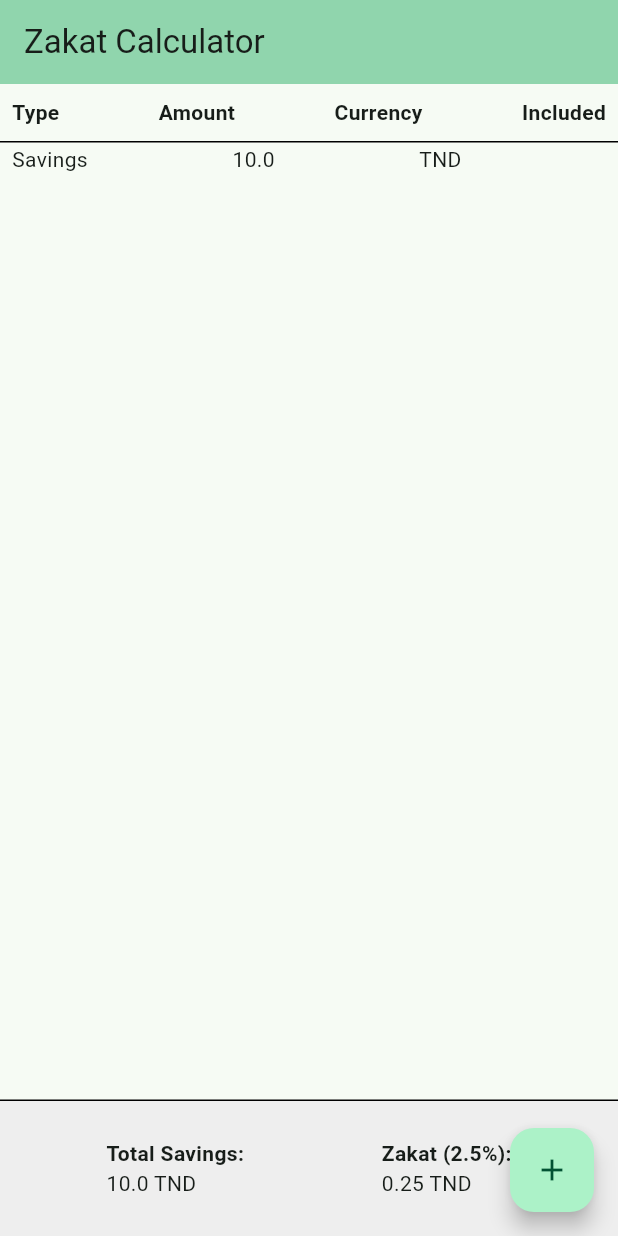
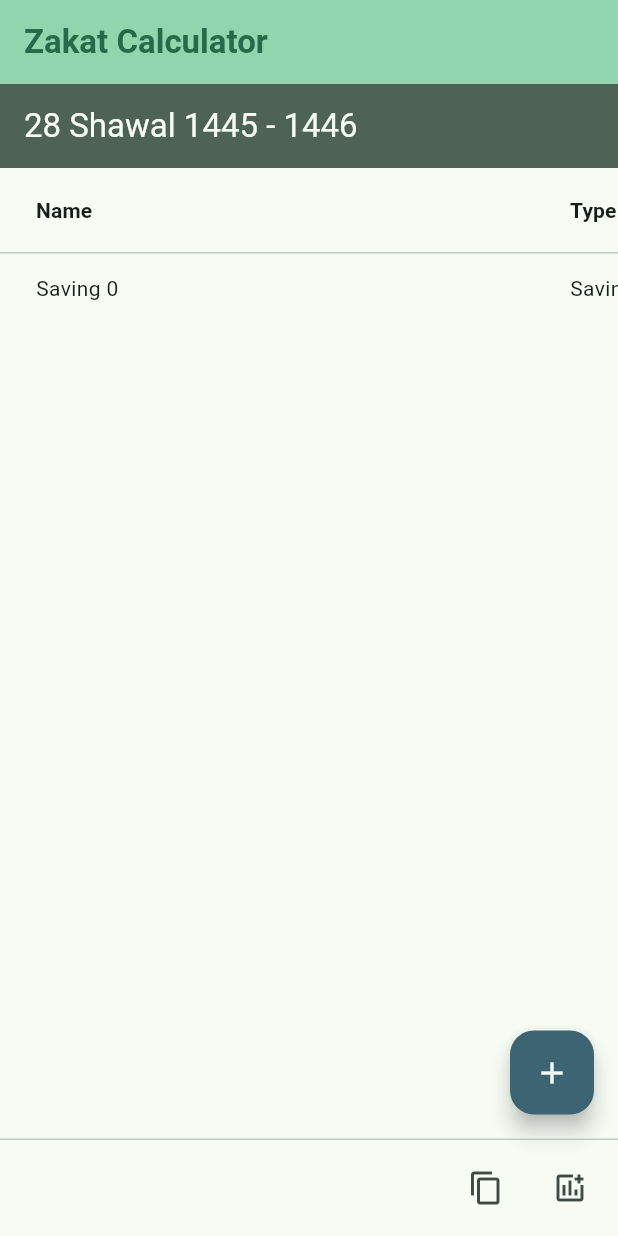
Before and after one commit to Dev-Now/zakaty, a Flutter app: the screen it shows after launch, after a tap on the "add" icon, on a phone screen of 412 x 824 dp. Run offline on Flutter 3.47's test engine with Material 3 defaults, Android fonts, the phone set to English and light mode, and no system bars.

Commit message:
[wip] test calculation sheet layout as data table

```diff
--- a/lib/app.dart
+++ b/lib/app.dart
@@ -11,7 +11,7 @@ class App extends StatelessWidget {
       theme: ThemeData(
         colorScheme: ColorScheme.fromSeed(seedColor: Colors.greenAccent),
       ),
-      home: const HomePage(title: 'Zakat Calculator'),
+      home: const HomePage(),
     );
   }
 }
--- a/lib/models/amount.dart
+++ b/lib/models/amount.dart
@@ -1,15 +1,27 @@
 enum AmountType { saving, advancedZakatPortion }
 
 class Amount {
+  final String name;
   final AmountType type;
   final double value;
   final bool includedInSavings;
   final String currency;
 
   Amount({
-    required this.value,
+    required this.name,
+    this.value = 0,
     this.type = AmountType.saving,
     this.includedInSavings = true,
     this.currency = 'TND',
   });
+
+  String getFullTypeName() {
+    return type == AmountType.saving
+      ? "Savings"
+      : "Advanced Zakat";
+  }
+
+  bool isSaving() {
+    return type == AmountType.saving || includedInSavings;
+  }
 }
--- a/lib/presentation/screens/home_page.dart
+++ b/lib/presentation/screens/home_page.dart
@@ -1,130 +1,50 @@
 import 'package:flutter/material.dart';
-import '../../models/amount.dart';
-import '../widgets/amount_widget.dart';
+import 'package:zakaty/presentation/widgets/calculation_sheet.dart';
 
 class HomePage extends StatefulWidget {
-  final String title;
-  const HomePage({super.key, required this.title});
+  const HomePage({super.key});
 
   @override
   State<HomePage> createState() => _HomePageState();
 }
 
 class _HomePageState extends State<HomePage> {
-  final List<Amount> _amounts = [];
-
-  double _zakat = 0;
-  double _totalSavings = 0;
-
-  void _calculateZakat() {
-    _totalSavings = 0;
-    for (var amount in _amounts) {
-      if (amount.type == AmountType.saving || amount.includedInSavings) {
-        _totalSavings += amount.value;
-      }
-    }
-    _zakat = _totalSavings / 40;
+  void _addNewCalculationSheet() {
+    // !!!TODO...
   }
 
-  void _addAmount() {
-    setState(() {
-      _amounts.add(Amount(value: 10));
-      _calculateZakat();
-    });
-  }
-
-  void _updateAmount(int index, bool isIncluded) {
-    setState(() {
-      _amounts[index] = Amount(
-        value: _amounts[index].value,
-        type: _amounts[index].type,
-        includedInSavings: isIncluded,
-        currency: _amounts[index].currency,
-      );
-      _calculateZakat();
-    });
+  void _copyCalculationSheet() {
+    // !!!TODO...
   }
 
   @override
   Widget build(BuildContext context) {
+    var theme = Theme.of(context);
+
     return Scaffold(
       appBar: AppBar(
-        backgroundColor: Theme.of(context).colorScheme.inversePrimary,
-        title: Text(widget.title),
+        backgroundColor: theme.colorScheme.inversePrimary,
+        foregroundColor: theme.colorScheme.primary,
+        title: Text(
+          'Zakat Calculator',
+          style: TextStyle(fontWeight: FontWeight.bold)
+          ),
       ),
-      body: Column(
-        mainAxisAlignment: MainAxisAlignment.center,
-        children: [
-          // table headers
-          Container(
-            padding: const EdgeInsets.symmetric(horizontal: 8.0, vertical: 8.0),
-            decoration: const BoxDecoration(
-              border: Border(bottom: BorderSide(color: Colors.black, width: 1)),
-            ),
-            child: Padding(
-              padding: const EdgeInsets.symmetric(vertical: 1.0),
-              child: Row(
-                mainAxisAlignment: MainAxisAlignment.spaceBetween,
-                children: const [
-                  Text("Type", style: TextStyle(fontWeight: FontWeight.bold)),
-                  Text("Amount", style: TextStyle(fontWeight: FontWeight.bold)),
-                  Text("Currency", style: TextStyle(fontWeight: FontWeight.bold)),
-                  Text("Included", style: TextStyle(fontWeight: FontWeight.bold)),
-                ],
-              ),
-            ),
-          ),
 
-          // scrollable list of amounts
-          Expanded(
-            child: Padding(
-              padding: const EdgeInsets.symmetric(horizontal: 8.0),
-              child: ListView.builder(
-                itemCount: _amounts.length,
-                itemBuilder: (context, index) {
-                  return AmountWidget(
-                        amount: _amounts[index],
-                        onToggleIncludedInSavings: (isIncluded) => _updateAmount(index, isIncluded),
-                    );
-                },
-              ),
-            ),
-          ),
+      body: CalculationSheet(title: '28 Shawal 1445 - 1446'),
 
-          // Fixed footer
-          Container(
-            padding: const EdgeInsets.all(25.0),
-            decoration: BoxDecoration(
-              color: Colors.grey[200],
-              border: const Border(top: BorderSide(color: Colors.black, width: 1)),
-            ),
-            child: Row(
-              mainAxisAlignment: MainAxisAlignment.spaceAround,
-              children: [
-                Column(
-                  crossAxisAlignment: CrossAxisAlignment.start,
-                  children: [
-                    const Text("Total Savings:", style: TextStyle(fontWeight: FontWeight.bold)),
-                    Text("$_totalSavings TND"),
-                  ],
-                ),
-                Column(
-                  crossAxisAlignment: CrossAxisAlignment.start,
-                  children: [
-                    const Text("Zakat (2.5%):", style: TextStyle(fontWeight: FontWeight.bold)),
-                    Text("$_zakat TND"),
-                  ],
-                ),
-              ],
-            ),
-          ),
-        ],
-      ),
-      floatingActionButton: FloatingActionButton(
-        onPressed: _addAmount,
-        tooltip: 'Add new amount',
-        child: const Icon(Icons.add),
-      ),
+      persistentFooterButtons: [
+        IconButton(
+          onPressed: _copyCalculationSheet,
+          tooltip: 'Copy current calculation sheet',
+          icon: const Icon(Icons.copy_outlined),
+        ),
+        IconButton(
+          onPressed: _addNewCalculationSheet,
+          tooltip: 'Add new calculation sheet',
+          icon: const Icon(Icons.add_chart_outlined),
+        ),
+      ],
     );
   }
 }
--- a/lib/presentation/widgets/amount_widget.dart
+++ b/lib/presentation/widgets/amount_widget.dart
@@ -38,7 +38,7 @@ class _AmountWidgetState extends State<AmountWidget> {
       child: Row(
         mainAxisAlignment: MainAxisAlignment.spaceBetween,
         children: [
-          Text(widget.amount.type == AmountType.saving ? "Savings" : "Advanced Zakat"),
+          Text(widget.amount.getFullTypeName()),
           Text("${widget.amount.value}"),
           Text(widget.amount.currency),
           Visibility(
--- /dev/null
+++ b/lib/presentation/widgets/calculation_sheet.dart
@@ -0,0 +1,176 @@
+import 'package:flutter/material.dart';
+import '../../models/amount.dart';
+
+class CalculationSheet extends StatefulWidget {
+  final String title;
+  const CalculationSheet({super.key, required this.title});
+
+  @override
+  State<CalculationSheet> createState() => _CalculationSheetState();
+}
+
+class _CalculationSheetState extends State<CalculationSheet> {
+  final List<Amount> _amounts = [];
+
+  double _zakat = 0;
+  double _totalSavings = 0;
+
+  void _calculateZakat() {
+    _totalSavings = 0;
+    for (var amount in _amounts) {
+      if (amount.isSaving()) {
+        _totalSavings += amount.value;
+      }
+    }
+    _zakat = _totalSavings / 40;
+  }
+
+  void _addAmount() {
+    setState(() {
+      _amounts.add(Amount(name: 'Saving ${_amounts.length}'));
+      _calculateZakat();
+    });
+  }
+
+  void _updateAmount(int index, bool isIncluded) {
+    setState(() {
+      _amounts[index] = Amount(
+        name: _amounts[index].name,
+        value: _amounts[index].value,
+        type: _amounts[index].type,
+        includedInSavings: isIncluded,
+        currency: _amounts[index].currency,
+      );
+      _calculateZakat();
+    });
+  }
+
+  void _showAmountEditDialog() {
+    // !!!TODO...
+  }
+
+  @override
+  Widget build(BuildContext context) {
+    var theme = Theme.of(context);
+
+    var defaultColWidth = 300.0;
+    var typeColWidth = 100.0;
+    var currencyColWidth = 60.0;
+    var includedColWidth = 60.0;
+    var editColWidth = 50.0;
+
+    return Scaffold(
+      appBar: AppBar(
+        backgroundColor: theme.colorScheme.secondary,
+        foregroundColor: theme.colorScheme.surfaceBright,
+        title: Text(widget.title),
+      ),
+
+      body: Column(
+        children: [
+          // scrollable list of amounts
+          Expanded(
+            child: SingleChildScrollView(
+              child: Center(
+                child: DataTable(
+                  columns: [
+                    DataColumn(
+                      label: SizedBox(
+                        width: defaultColWidth,
+                        child: Text("Name", style: TextStyle(fontWeight: FontWeight.bold))
+                      )
+                    ),
+                    DataColumn(
+                      label: SizedBox(
+                        width: typeColWidth,
+                        child: Text("Type", style: TextStyle(fontWeight: FontWeight.bold))
+                      )
+                    ),
+                    DataColumn(
+                      label: SizedBox(
+                        width: defaultColWidth,
+                        child: Text("Amount", style: TextStyle(fontWeight: FontWeight.bold))
+                      )
+                    ),
+                    DataColumn(
+                      label: SizedBox(
+                        width: currencyColWidth,
+                        child: Text("Currency", style: TextStyle(fontWeight: FontWeight.bold))
+                      )
+                    ),
+                    DataColumn(
+                      label: SizedBox(
+                        width: includedColWidth,
+                        child: Text("Included", style: TextStyle(fontWeight: FontWeight.bold))
+                      )
+                    ),
+                    DataColumn(
+                      label: SizedBox(
+                        width: editColWidth,
+                        child: Center(child: Text("Edit", style: TextStyle(fontWeight: FontWeight.bold)))
+                      )
+                    ),
+                  ],
+                  rows: [
+                    for (var amount in _amounts)
+                      DataRow(cells: [
+                        DataCell(Text(amount.name)),
+                        DataCell(Text(amount.getFullTypeName())),
+                        DataCell(Text('${amount.value}')),
+                        DataCell(Center(child: Text(amount.currency))),
+                        DataCell(Center(child: Text(amount.isSaving() ? 'X' : ''))),
+                        DataCell(
+                          Center(
+                            child: ElevatedButton(
+                              onPressed: _showAmountEditDialog,
+                              child: Icon(Icons.edit),
+                            ),
+                          ),
+                        ),
+                      ]),
+                  ],
+                ),
+              ),
+            ),
+          ),
+
+          // Fixed footer
+          // Container(
+          //   padding: const EdgeInsets.all(25.0),
+          //   decoration: BoxDecoration(
+          //     color: Colors.grey[200],
+          //     border: const Border(top: BorderSide(color: Colors.black, width: 1)),
+          //   ),
+          //   child: Row(
+          //     mainAxisAlignment: MainAxisAlignment.spaceAround,
+          //     children: [
+          //       Column(
+          //         crossAxisAlignment: CrossAxisAlignment.start,
+          //         children: [
+          //           const Text("Total Savings:", style: TextStyle(fontWeight: FontWeight.bold)),
+          //           Text("$_totalSavings TND"),
+          //         ],
+          //       ),
+          //       Column(
+          //         crossAxisAlignment: CrossAxisAlignment.start,
+          //         children: [
+          //           const Text("Zakat (2.5%):", style: TextStyle(fontWeight: FontWeight.bold)),
+          //           Text("$_zakat TND"),
+          //         ],
+          //       ),
+          //     ],
+          //   ),
+          // ),
+        ],
+      ),
+
+      floatingActionButton: FloatingActionButton(
+          onPressed: _addAmount,
+          tooltip: 'Add new amount',
+          backgroundColor: theme.colorScheme.tertiary,
+          foregroundColor: theme.colorScheme.surfaceBright,
+          child: const Icon(Icons.add),
+        ),
+    );
+  }
+}
```
